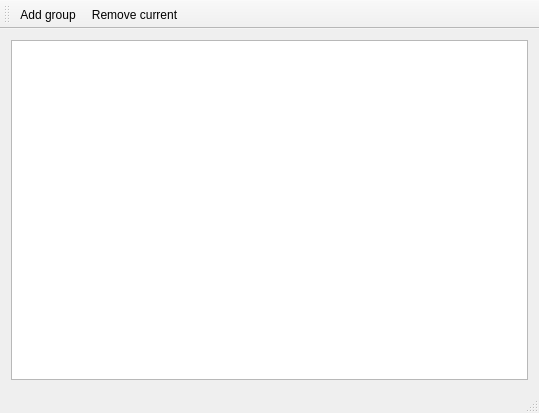
This is mainwindow.ui in quanterion/VirtualTree as Qt 5 draws it before an edit. The edited form follows.
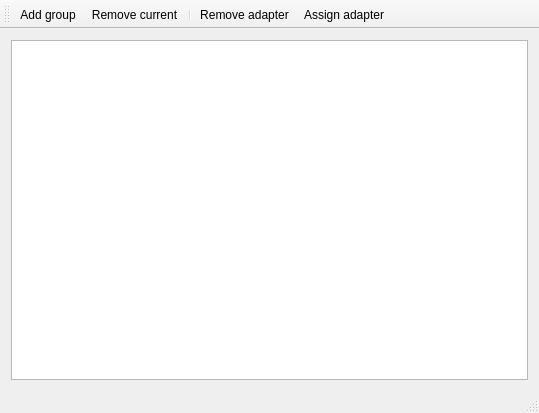
This is the edited form.

Commit message: allow changing adapter in VirtualModel on the fly

The edit to the form file:
```diff
--- a/mainwindow.ui
+++ b/mainwindow.ui
@@ -39,6 +39,9 @@
    </attribute>
    <addaction name="actionAdd_group"/>
    <addaction name="actionRemove_current"/>
+   <addaction name="separator"/>
+   <addaction name="actionRemove_adapter"/>
+   <addaction name="actionAssign_adapter"/>
   </widget>
   <widget class="QStatusBar" name="statusBar"/>
   <action name="actionAdd_group">
@@ -51,6 +54,16 @@
     <string>Remove current</string>
    </property>
   </action>
+  <action name="actionRemove_adapter">
+   <property name="text">
+    <string>Remove adapter</string>
+   </property>
+  </action>
+  <action name="actionAssign_adapter">
+   <property name="text">
+    <string>Assign adapter</string>
+   </property>
+  </action>
  </widget>
  <layoutdefault spacing="6" margin="11"/>
  <resources/>
```
The commit also changes 3 other files.
